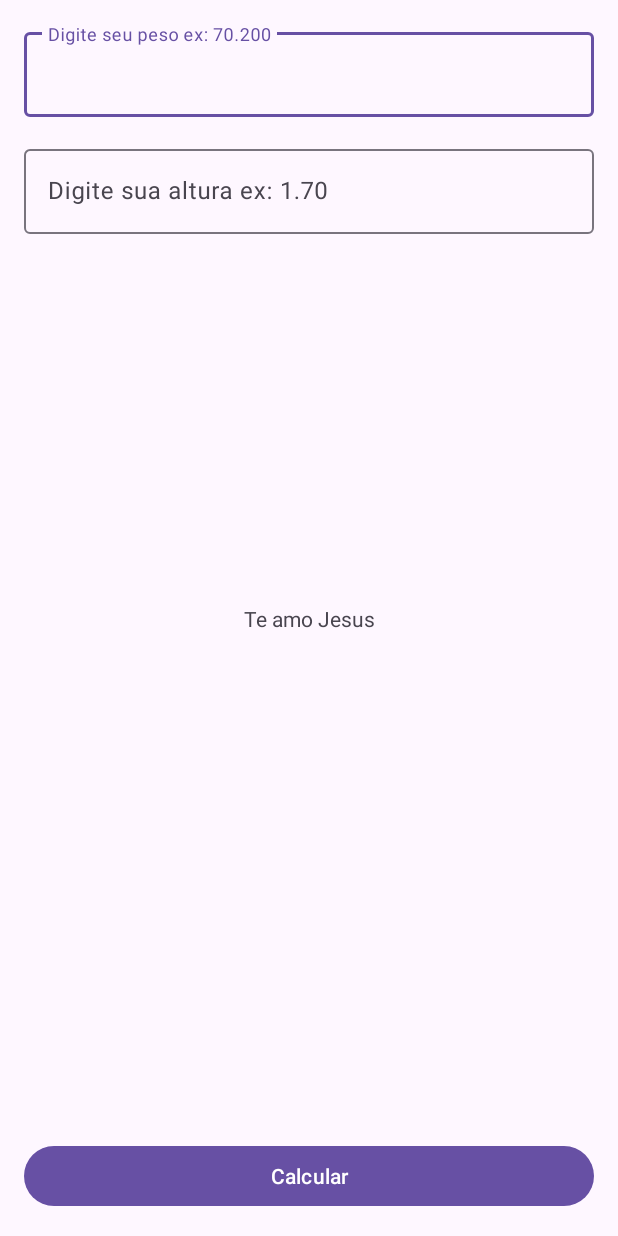
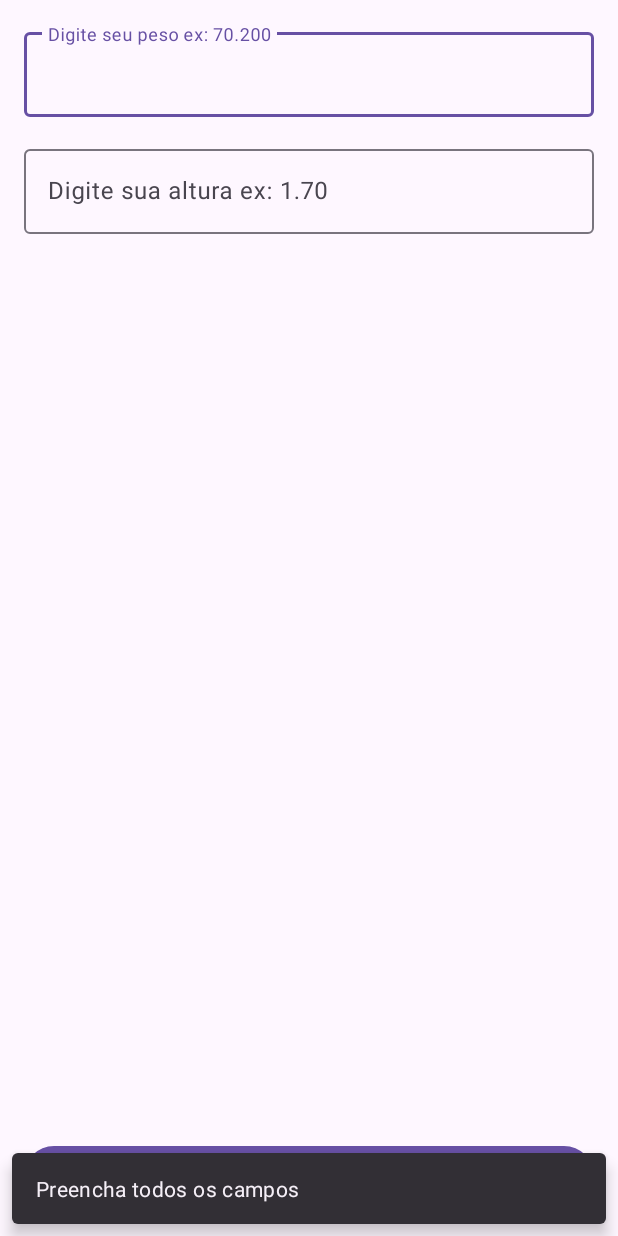
Before and after one commit to LucasAlmeida-IT/BMI_Calculator, an Android app: the screen it shows after launch (MainActivity), after a tap on "Calcular", on a phone screen of 412 x 824 dp. Run offline under Robolectric (Android 15) with nearby library versions, the phone set to English and light mode, and no system bars.

```diff
--- a/app/src/main/java/com/comunidadedevspace/imc/MainActivity.kt
+++ b/app/src/main/java/com/comunidadedevspace/imc/MainActivity.kt
@@ -3,6 +3,7 @@ package com.comunidadedevspace.imc
 import androidx.appcompat.app.AppCompatActivity
 import android.os.Bundle
 import android.widget.Button
+import com.google.android.material.snackbar.Snackbar
 import com.google.android.material.textfield.TextInputEditText
 
 class MainActivity : AppCompatActivity() {
@@ -22,12 +23,30 @@ class MainActivity : AppCompatActivity() {
 
         btnCalcular.setOnClickListener{
 
-            val peso: Float = edtpeso.text.toString().toFloat()
-            val altura: Float = edtaltura.text.toString().toFloat()
-            val alturaQ2 = altura * altura
-            val resultado = peso / alturaQ2
+            val pesoStr: String = edtpeso.text.toString()
+            val alturaStr: String = edtaltura.text.toString()
 
-            println("Ação do Botão" + resultado)
+            if (pesoStr == "" || alturaStr == ""){
+                //mostrar mensagen para o usuário
+                Snackbar.make(
+                    edtpeso,
+                    "Preencha todos os campos",
+                    Snackbar.LENGTH_LONG
+                )
+                .show()
+
+            } else {
+
+                val peso: Float = pesoStr.toFloat()
+                val altura: Float = alturaStr.toFloat()
+
+
+                val alturaQ2 = altura * altura
+                val resultado = peso / alturaQ2
+
+                println("Ação do Botão " + resultado)
+            }
+
         }
 
     }
--- a/app/src/main/res/layout/activity_main.xml
+++ b/app/src/main/res/layout/activity_main.xml
@@ -5,15 +5,6 @@
     android:layout_width="match_parent"
     android:layout_height="match_parent"
     tools:context=".MainActivity">
-
-    <TextView
-        android:layout_width="wrap_content"
-        android:layout_height="wrap_content"
-        android:text="Te amo Jesus"
-        app:layout_constraintBottom_toBottomOf="parent"
-        app:layout_constraintEnd_toEndOf="parent"
-        app:layout_constraintStart_toStartOf="parent"
-        app:layout_constraintTop_toTopOf="parent" />
 
     <Button
         android:id="@+id/btn_calcular"
```
